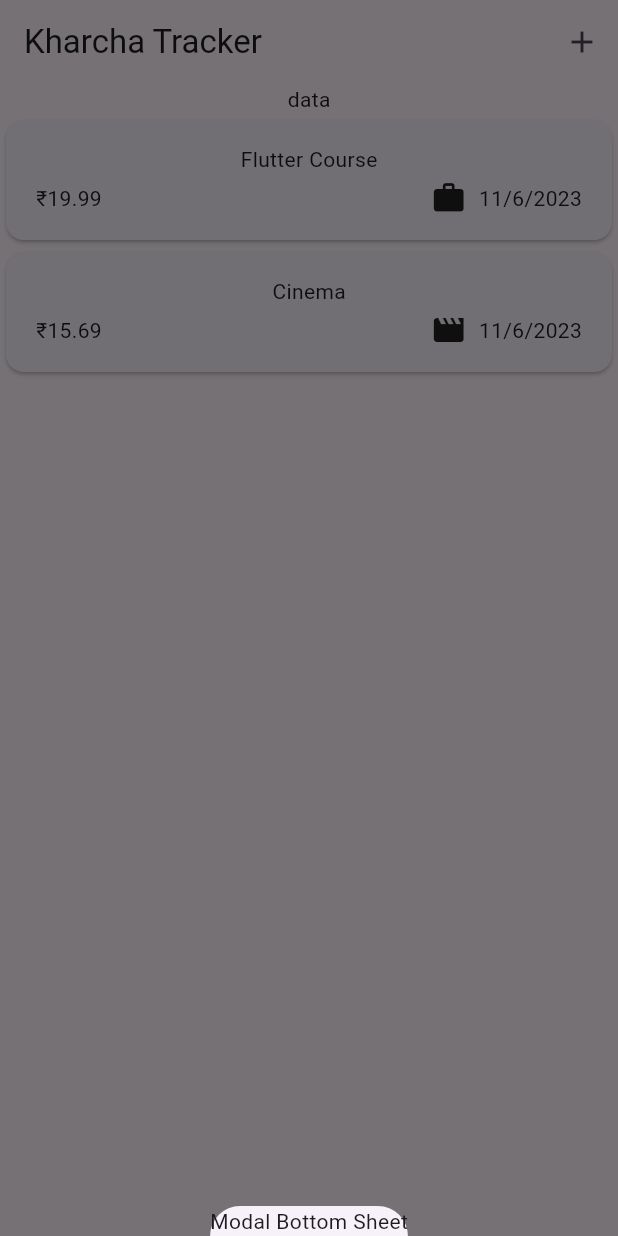
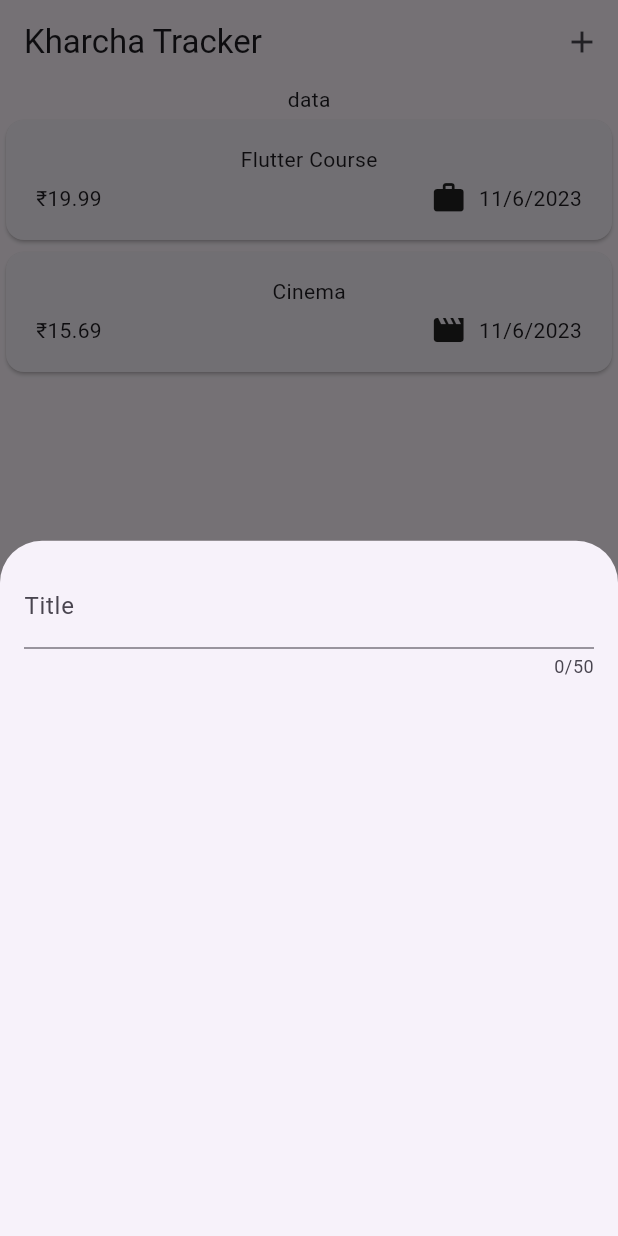
Before and after one commit to AdityaWerma/expense-tracker-app, a Flutter app: the screen it shows after launch, after a tap on the "add" icon, on a phone screen of 412 x 824 dp. Run offline on Flutter 3.47's test engine with Material 2 defaults, Android fonts, the phone set to English and light mode, and no system bars.

Commit message:
added textfield to take input from user

```diff
--- a/lib/Wideget/expenses.dart
+++ b/lib/Widget/expenses.dart
@@ -1,4 +1,5 @@
-import 'package:expense_tracker_app/Wideget/expenses_list/expenses_list.dart';
+import 'package:expense_tracker_app/Widget/expenses_list/expenses_list.dart';
+import 'package:expense_tracker_app/Widget/expenses_list/new_expense.dart';
 import 'package:flutter/material.dart';
 
 import '../models/expense.dart';
@@ -29,7 +30,7 @@ class _ExpensesState extends State<Expenses> {
   void _openAddExpenseOverlay() {
     showModalBottomSheet(
       context: context,
-      builder: (ctx) => const Text('Modal Bottom Sheet'),
+      builder: (ctx) => const NewExpense(),
     );
   }
 
--- a/lib/Wideget/expenses_list/expenses_list.dart
+++ b/lib/Widget/expenses_list/expenses_list.dart
@@ -1,4 +1,4 @@
-import 'package:expense_tracker_app/Wideget/expenses_list/expenses_item.dart';
+import 'package:expense_tracker_app/Widget/expenses_list/expenses_item.dart';
 import 'package:flutter/material.dart';
 
 import '../../models/expense.dart';
--- /dev/null
+++ b/lib/Widget/expenses_list/new_expense.dart
@@ -0,0 +1,29 @@
+import 'package:flutter/material.dart';
+
+class NewExpense extends StatefulWidget {
+  const NewExpense({super.key});
+
+  @override
+  State<NewExpense> createState() {
+    return _NewExpense();
+  }
+}
+
+class _NewExpense extends State<NewExpense> {
+  @override
+  Widget build(BuildContext context) {
+    return const Padding(
+      padding: EdgeInsets.all(16),
+      child: Column(
+        children: [
+          TextField(
+            maxLength: 50,
+            decoration: InputDecoration(
+              label: Text("Title")
+            ),
+          ),
+        ],
+      ),
+    );
+  }
+}
--- a/lib/main.dart
+++ b/lib/main.dart
@@ -1,11 +1,11 @@
 import 'package:flutter/material.dart';
-import 'package:expense_tracker_app/Wideget/expenses.dart';
+import 'package:expense_tracker_app/Widget/expenses.dart';
 
 void main() {
   runApp(
     MaterialApp(
       theme: ThemeData(useMaterial3: true),
-      home: const Expenses(),
+      home:  const Expenses(),
     ),
   );
 }
```
Also changed, not shown: lib/Widget/expenses_list/expenses_item.dart (renamed from lib/Wideget/expenses_list/expenses_item.dart).
